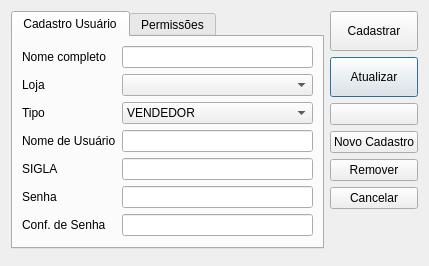
First picture: the form in ui/cadastrousuario.ui, repository lellisls/ERP-STACCATO, before the edit.
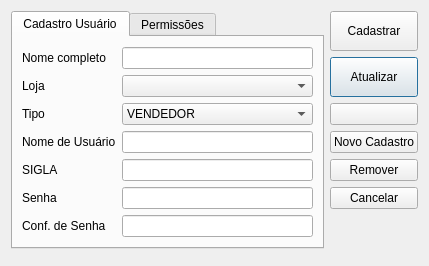
Second picture: the form after the edit. Icons and pictures are not drawn. Custom widgets are drawn as their Qt base class.

Patch:
```diff
--- a/ui/cadastrousuario.ui
+++ b/ui/cadastrousuario.ui
@@ -9,8 +9,8 @@
    <rect>
     <x>0</x>
     <y>0</y>
-    <width>386</width>
-    <height>261</height>
+    <width>384</width>
+    <height>265</height>
    </rect>
   </property>
   <property name="windowTitle">
@@ -220,19 +220,6 @@
          </item>
         </layout>
        </item>
-       <item row="1" column="0">
-        <spacer name="verticalSpacer_2">
-         <property name="orientation">
-          <enum>Qt::Vertical</enum>
-         </property>
-         <property name="sizeHint" stdset="0">
-          <size>
-           <width>0</width>
-           <height>0</height>
-          </size>
-         </property>
-        </spacer>
-       </item>
       </layout>
      </widget>
      <widget class="QWidget" name="tab_2">
```
Left out of the diff: 6 changed lines with no effect on the pictures.
